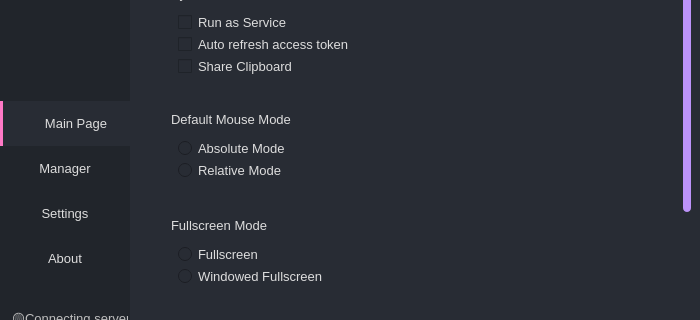
This is app/src/views/mainwindow/mainwindow.ui in pjlt/lanthing-pc as Qt 5 draws it before an edit; both pictures show x 0 to 700 and y 84 to 404 of the 700 by 500 pixel window. The edited form follows.
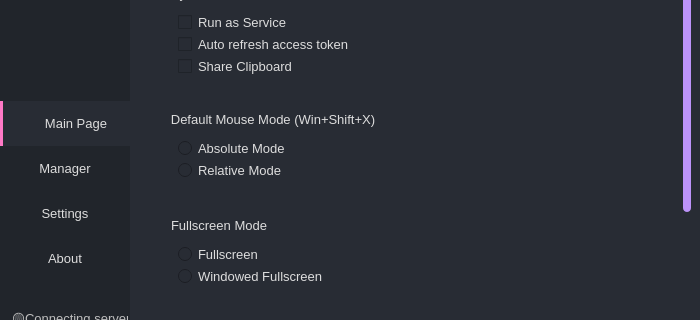
This is the edited form. The open tabs and pages were chosen to show the change. Icons and pictures are not drawn.

What changed in the file:
```diff
--- a/app/src/views/mainwindow/mainwindow.ui
+++ b/app/src/views/mainwindow/mainwindow.ui
@@ -1667,7 +1667,7 @@
                      <item>
                       <widget class="QGroupBox" name="gbMouseMode">
                        <property name="title">
-                        <string>Default Mouse Mode</string>
+                        <string>Default Mouse Mode (Win+Shift+X)</string>
                        </property>
                        <layout class="QVBoxLayout" name="verticalLayout_24">
                         <property name="topMargin">
```
